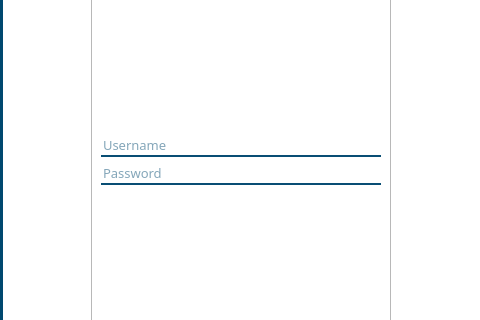
First picture: the form in ui/login.ui, repository jerempjerem/projetinfo_2024, before the edit; both pictures show x 475 to 955 and y 139 to 459 of the 955 by 696 pixel window.
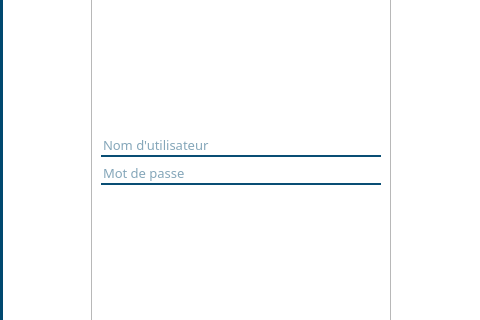
Second picture: the form after the edit. Icons and pictures are not drawn.

```diff
--- a/ui/login.ui
+++ b/ui/login.ui
@@ -247,7 +247,7 @@
              <string notr="true"/>
             </property>
             <property name="placeholderText">
-             <string>Username</string>
+             <string>Nom d'utilisateur</string>
             </property>
             <property name="clearButtonEnabled">
              <bool>false</bool>
@@ -266,7 +266,7 @@
              <string notr="true"/>
             </property>
             <property name="placeholderText">
-             <string>Password</string>
+             <string>Mot de passe</string>
             </property>
            </widget>
           </item>
```
